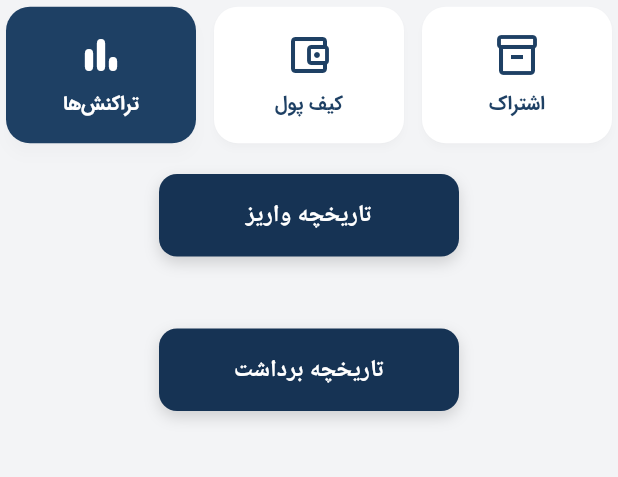
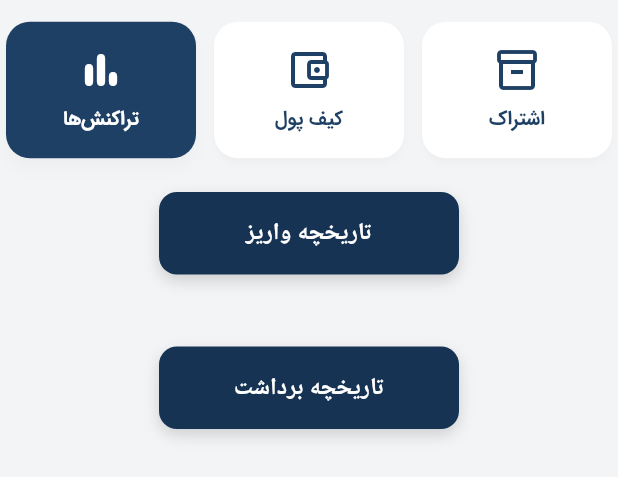
Before and after one commit to Welldone1993/barchasb_pro, a Flutter app: the CustomSubscriptionSegmentView widget shown alone on an empty page, opened directly, after a tap on "کیف پول", after a tap on "تراکنش‌ها", on a phone screen of 412 x 824 dp. Shown: the top 477 px of the screen. Run offline on Flutter 3.47's test engine with Material 3 defaults, Android fonts, the light colour scheme and no system bars; our stand-ins replace cached_network_image, dio, equatable, file_picker, flutter_riverpod, flutter_secure_storage and 6 more; missing offline and left inert: persian_datetime_picker; accounts and stored records are empty; network calls fail; Roboto replaces fonts that are missing (Vazirmatn); statements that could not run were skipped.

Commit message:
fix ui design

```diff
--- a/lib/features/auth/presentation/pages/login_page.dart
+++ b/lib/features/auth/presentation/pages/login_page.dart
@@ -53,6 +53,7 @@ class LoginPage extends ConsumerWidget {
                         controller: phoneController,
                         hint: 'شماره تلفن',
                         icon: Icons.phone_enabled_rounded,
+                        isNumber: true,
                       ),
                       const SizedBox(height: 16),
                       _buildTextField(
@@ -139,11 +140,14 @@ class LoginPage extends ConsumerWidget {
     required String hint,
     required IconData icon,
     bool isPassword = false,
+    bool isNumber = false,
+
   }) {
     return TextField(
       controller: controller,
       obscureText: isPassword,
       textAlign: TextAlign.right,
+      keyboardType: isNumber ? TextInputType.number : TextInputType.text,
       decoration: InputDecoration(
         hintText: hint,
         filled: true,
--- a/lib/features/dashboard/presentation/pages/dashboard_page.dart
+++ b/lib/features/dashboard/presentation/pages/dashboard_page.dart
@@ -209,7 +209,7 @@ class DashboardPage extends ConsumerWidget {
     int selectedIndex,
     WidgetRef ref,
   ) => Padding(
-    padding: const EdgeInsets.symmetric(horizontal: 16.0, vertical: 20),
+    padding: const EdgeInsets.symmetric(horizontal: 8.0, vertical: 12),
     child: GridView.builder(
       shrinkWrap: true,
       physics: const NeverScrollableScrollPhysics(),
--- a/lib/features/dashboard/presentation/widgets/dashboard_grid_button.dart
+++ b/lib/features/dashboard/presentation/widgets/dashboard_grid_button.dart
@@ -15,6 +15,7 @@ class DashboardGridButton extends StatelessWidget {
   @override
   Widget build(BuildContext context) {
     return Container(
+      padding: EdgeInsets.all(8),
       decoration: BoxDecoration(
         borderRadius: BorderRadius.circular(18),
         // ایجاد رنگ فید شده (گرادیان از روشن به تیره)
@@ -59,6 +60,7 @@ class DashboardGridButton extends StatelessWidget {
           borderRadius: BorderRadius.circular(18),
           onTap: onTap,
           child: Center(
+            child: FittedBox(
               child: Text(
                 title,
                 textAlign: TextAlign.center,
@@ -79,6 +81,7 @@ class DashboardGridButton extends StatelessWidget {
             ),
           ),
         ),
+      ),
     );
   }
 }
--- a/lib/features/subscription/presentation/widgets/subscription_plans_screen.dart
+++ b/lib/features/subscription/presentation/widgets/subscription_plans_screen.dart
@@ -8,6 +8,7 @@ class SubscriptionPlansCard extends StatelessWidget {
   Widget build(BuildContext context) {
     return Container(
       width: double.infinity,
+      height: 300,
       padding: const EdgeInsets.all(24.0),
       decoration: BoxDecoration(
         color: Colors.white,
@@ -20,22 +21,20 @@ class SubscriptionPlansCard extends StatelessWidget {
           ),
         ],
       ),
+      child: SingleChildScrollView(
         child: Column(
           mainAxisSize: MainAxisSize.min,
           mainAxisAlignment: MainAxisAlignment.center,
           children: [
-          const SizedBox(height: 24),
-
             // تصویر گرافیکی (دوشاخه و متن اشتراک ندارید)
             // لطفاً تصویر مربوطه را در مسیر assets پروژه خود قرار دهید
             Image.asset(
               'assets/backgrounds/rectangle.jpg', // مسیر فرضی عکس شما
-            height: 200,
               fit: BoxFit.contain,
               errorBuilder: (context, error, stackTrace) {
                 // در صورتی که عکس هنوز اضافه نشده باشد، این بخش موقتاً نمایش داده می‌شود
                 return Container(
-                height: 200,
+                  height: 180,
                   width: double.infinity,
                   decoration: BoxDecoration(
                     color: const Color(0xFFE8EFFF),
@@ -54,7 +53,7 @@ class SubscriptionPlansCard extends StatelessWidget {
               },
             ),
 
-          const SizedBox(height: 48),
+            const SizedBox(height: 12),
 
             Material(
               color: const Color(0xFF1E3A5F), // رنگ سرمه‌ای دکمه
@@ -79,8 +78,9 @@ class SubscriptionPlansCard extends StatelessWidget {
                 ),
               ),
             ),
-          const SizedBox(height: 16),
+
           ],
+        ),
       ),
     );
   }
--- a/lib/features/subscription/presentation/widgets/subscription_segments.dart
+++ b/lib/features/subscription/presentation/widgets/subscription_segments.dart
@@ -18,14 +18,14 @@ class CustomSubscriptionSegmentView extends ConsumerWidget {
     return Column(
       children: [
         _tabs(ref, selectedIndex),
-        const SizedBox(height: 16),
+        const SizedBox(height: 8),
         _buildTabWidget(selectedIndex),
       ],
     );
   }
 
   Widget _tabs(WidgetRef ref, int selectedIndex) => Container(
-    height: 100,
+    height: 120,
     padding: const EdgeInsets.all(4),
     child: Row(
       children: [
```
Also changed, not shown: lib/features/ads/presentation/widgets/employer_ads.dart (+6 -3 lines), lib/features/ads/presentation/widgets/job_seeker_ads.dart (+6 -3 lines), lib/features/ads/presentation/widgets/seller_ads.dart (+6 -3 lines), 1 other file. Lines whose indentation alone changed are shown as unchanged.
